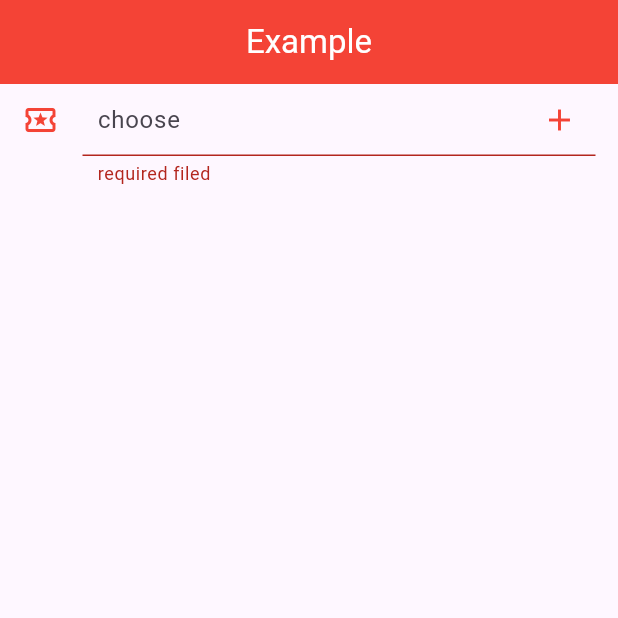
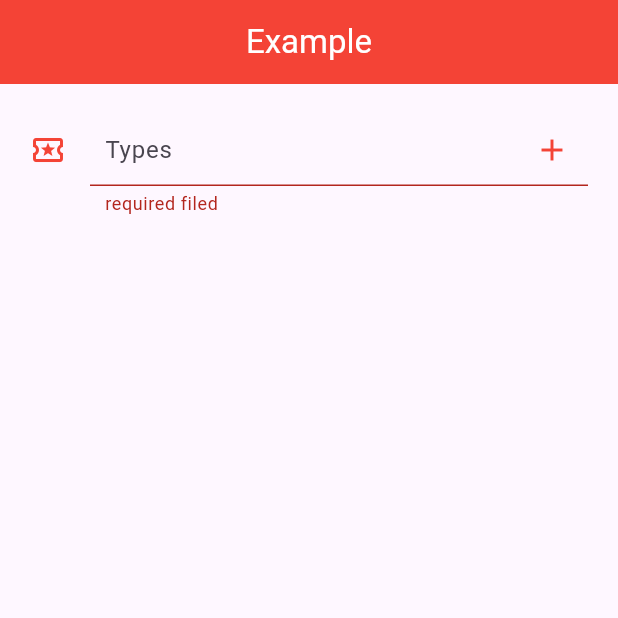
Before and after one commit to mazab99/high_q_paginated_drop_down, a Flutter app: the screen it shows after launch, on a phone screen of 412 x 824 dp, the top half of it. Run offline on Flutter 3.47's test engine with Material 3 defaults, Android fonts, the phone set to English and light mode, and no system bars; our stand-ins replace dio.

Commit message:
add multi selection

```diff
--- a/example/lib/main.dart
+++ b/example/lib/main.dart
@@ -49,7 +49,7 @@ class MyApp extends StatelessWidget {
           centerTitle: true,
         ),
         body: ListView(
-          padding: const EdgeInsets.symmetric(horizontal: 15),
+          padding: const EdgeInsets.all(20),
           children: [
             // const SizedBox(height: 20),
             // BasicPaginatedSearchDropdown<Anime>.paginated(
@@ -228,22 +228,12 @@ class MyApp extends StatelessWidget {
                       width: 0.5,
                     ),
                   ),
-                  hintText: 'choose',
+                  hintText: 'Types',
                   contentPadding: const EdgeInsets.all(10),
                 ),
                 textAlign: TextAlign.start,
               ),
               popupProps: PopupPropsMultiSelection.menu(
-                title: const Column(
-                  children: [
-                    SizedBox(height: 15),
-                    Text(
-                      'choose',
-                      textAlign: TextAlign.start,
-                    ),
-                    SizedBox(height: 10),
-                  ],
-                ),
                 loadingBuilder: (context, searchEntry) {
                   return const CircularProgressIndicator();
                 },
@@ -254,6 +244,7 @@ class MyApp extends StatelessWidget {
                 isFilterOnline: true,
                 fit: FlexFit.loose,
                 showSearchBox: true,
+
                 textFieldOnChanged: (value) {
                   if (kDebugMode) {
                     print(value);
@@ -269,6 +260,31 @@ class MyApp extends StatelessWidget {
                         _userEditTextController.clear();
                       },
                     ),
+                    enabledBorder: OutlineInputBorder(
+                      borderSide: const BorderSide(
+                        color: Colors.red,
+                      ),
+                      borderRadius: BorderRadius.circular(5),
+                    ),
+                    focusedBorder: OutlineInputBorder(
+                      borderSide: const BorderSide(
+                        color: Colors.red,
+                      ),
+                      borderRadius: BorderRadius.circular(5),
+                    ),
+                    errorBorder: OutlineInputBorder(
+                      borderSide: const BorderSide(
+                        color: Colors.red,
+                      ),
+                      borderRadius: BorderRadius.circular(5),
+                    ),
+                    focusedErrorBorder: OutlineInputBorder(
+                      borderSide: const BorderSide(
+                        color: Colors.red,
+                      ),
+                      borderRadius: BorderRadius.circular(5),
+                    ),
+                    hintText: 'Choose'
                   ),
                 ),
               ),
@@ -298,6 +314,7 @@ class MyApp extends StatelessWidget {
                       side: const BorderSide(color: Colors.green),
                     ),
                   ),
+                  minimumSize: MaterialStateProperty.all(const Size(double.infinity,30,),),
                 ),
               ),
               validatorProps: ValidatorProps(
--- a/lib/src/widgets/selection_widget.dart
+++ b/lib/src/widgets/selection_widget.dart
@@ -47,6 +47,7 @@ class SelectionWidgetState<T> extends State<SelectionWidget<T>> {
   final ScrollController scrollController = ScrollController();
   final List<T> _currentShowedItems = [];
   late TextEditingController searchBoxController;
+
   List<T> get _selectedItems => _selectedItemsNotifier.value;
   Timer? _debounce;
 
@@ -61,11 +62,12 @@ class SelectionWidgetState<T> extends State<SelectionWidget<T>> {
   void initState() {
     super.initState();
     _selectedItemsNotifier.value = widget.defaultSelectedItems;
-    searchBoxController = widget.popupProps.searchFieldProps.controller ?? TextEditingController();
+    searchBoxController = widget.popupProps.searchFieldProps.controller ??
+        TextEditingController();
     searchBoxController.addListener(_searchBoxControllerListener);
     Future.delayed(
       Duration.zero,
-          () =>_manageItemsByFilter(
+      () => _manageItemsByFilter(
         searchBoxController.text,
         isFirstLoad: true,
       ),
@@ -159,8 +161,7 @@ class SelectionWidgetState<T> extends State<SelectionWidget<T>> {
                             widget.popupProps.scrollbarProps.interactive,
                         scrollbarOrientation: widget
                             .popupProps.scrollbarProps.scrollbarOrientation,
-                          thumbColor:
-                              widget.popupProps.scrollbarProps.thumbColor,
+                        thumbColor: widget.popupProps.scrollbarProps.thumbColor,
                         fadeDuration:
                             widget.popupProps.scrollbarProps.fadeDuration,
                         crossAxisMargin:
@@ -174,12 +175,10 @@ class SelectionWidgetState<T> extends State<SelectionWidget<T>> {
                         pressDuration:
                             widget.popupProps.scrollbarProps.pressDuration,
                         shape: widget.popupProps.scrollbarProps.shape,
-                          timeToFade:
-                              widget.popupProps.scrollbarProps.timeToFade,
+                        timeToFade: widget.popupProps.scrollbarProps.timeToFade,
                         trackBorderColor:
                             widget.popupProps.scrollbarProps.trackBorderColor,
-                          trackColor:
-                              widget.popupProps.scrollbarProps.trackColor,
+                        trackColor: widget.popupProps.scrollbarProps.trackColor,
                         trackRadius:
                             widget.popupProps.scrollbarProps.trackRadius,
                         child: ListView.builder(
@@ -196,8 +195,8 @@ class SelectionWidgetState<T> extends State<SelectionWidget<T>> {
                           physics: widget.popupProps.listViewProps.physics,
                           itemExtent:
                               widget.popupProps.listViewProps.itemExtent,
-                            addAutomaticKeepAlives: widget.popupProps
-                                .listViewProps.addAutomaticKeepAlives,
+                          addAutomaticKeepAlives: widget
+                              .popupProps.listViewProps.addAutomaticKeepAlives,
                           addRepaintBoundaries: widget
                               .popupProps.listViewProps.addRepaintBoundaries,
                           addSemanticIndexes: widget
@@ -206,10 +205,10 @@ class SelectionWidgetState<T> extends State<SelectionWidget<T>> {
                               widget.popupProps.listViewProps.cacheExtent,
                           semanticChildCount: widget
                               .popupProps.listViewProps.semanticChildCount,
-                            dragStartBehavior: widget
-                                .popupProps.listViewProps.dragStartBehavior,
-                            keyboardDismissBehavior: widget.popupProps
-                                .listViewProps.keyboardDismissBehavior,
+                          dragStartBehavior:
+                              widget.popupProps.listViewProps.dragStartBehavior,
+                          keyboardDismissBehavior: widget
+                              .popupProps.listViewProps.keyboardDismissBehavior,
                           restorationId:
                               widget.popupProps.listViewProps.restorationId,
                           clipBehavior:
@@ -227,10 +226,11 @@ class SelectionWidgetState<T> extends State<SelectionWidget<T>> {
                 ],
               ),
             ),
-              _multiSelectionValidation(),
+            _confirmButton(),
           ],
         );
-        });
+      },
+    );
   }
 
   ///validation of selected items
@@ -242,20 +242,15 @@ class SelectionWidgetState<T> extends State<SelectionWidget<T>> {
   ///close popup
   void closePopup() => Navigator.pop(context);
 
-  Widget _multiSelectionValidation() {
-    //if (!widget.isMultiSelectionMode) return SizedBox.shrink();
-
-    Widget defaultValidation = Padding(
-      padding: EdgeInsets.all(8),
-      child: Align(
-        alignment: Alignment.centerRight,
+  Widget _confirmButton() {
+    Widget defaultConfirmButton = Align(
+      alignment: Alignment.center,
       child: ElevatedButton(
         onPressed: onValidate,
         style: widget.confirmButtonStyle,
         child: Text(
           widget.confirmText != null ? widget.confirmText! : "OK",
           style: widget.confirmTextTextStyle,
-          ),
         ),
       ),
     );
@@ -267,7 +262,7 @@ class SelectionWidgetState<T> extends State<SelectionWidget<T>> {
       );
     }
 
-    return defaultValidation;
+    return defaultConfirmButton;
   }
 
   void _showErrorDialog(dynamic error) {
```
Lines whose indentation alone changed are shown as unchanged.
